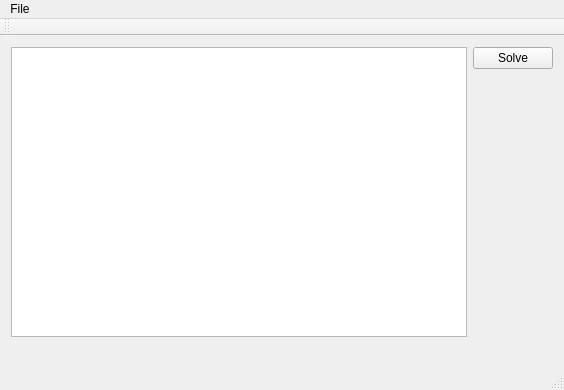
First picture: the form in mainwindow.ui, repository Malorn44/NurikabeMaker, before the edit.
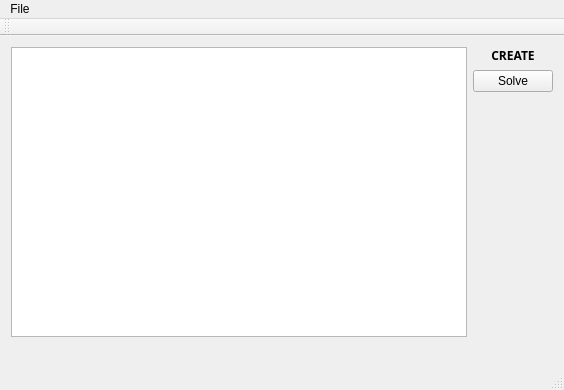
Second picture: the form after the edit. Icons and pictures are not drawn.

```diff
--- a/mainwindow.ui
+++ b/mainwindow.ui
@@ -31,6 +31,27 @@
     </item>
     <item>
      <layout class="QVBoxLayout" name="verticalLayout">
+      <item>
+       <widget class="QLabel" name="statusView">
+        <property name="font">
+         <font>
+          <family>Trebuchet MS</family>
+          <weight>75</weight>
+          <bold>true</bold>
+          <kerning>true</kerning>
+         </font>
+        </property>
+        <property name="autoFillBackground">
+         <bool>false</bool>
+        </property>
+        <property name="text">
+         <string>CREATE</string>
+        </property>
+        <property name="alignment">
+         <set>Qt::AlignCenter</set>
+        </property>
+       </widget>
+      </item>
       <item>
        <widget class="QPushButton" name="solvePuzzle">
         <property name="text">
```
Left out of the diff: 10 changed lines with no effect on the pictures.
